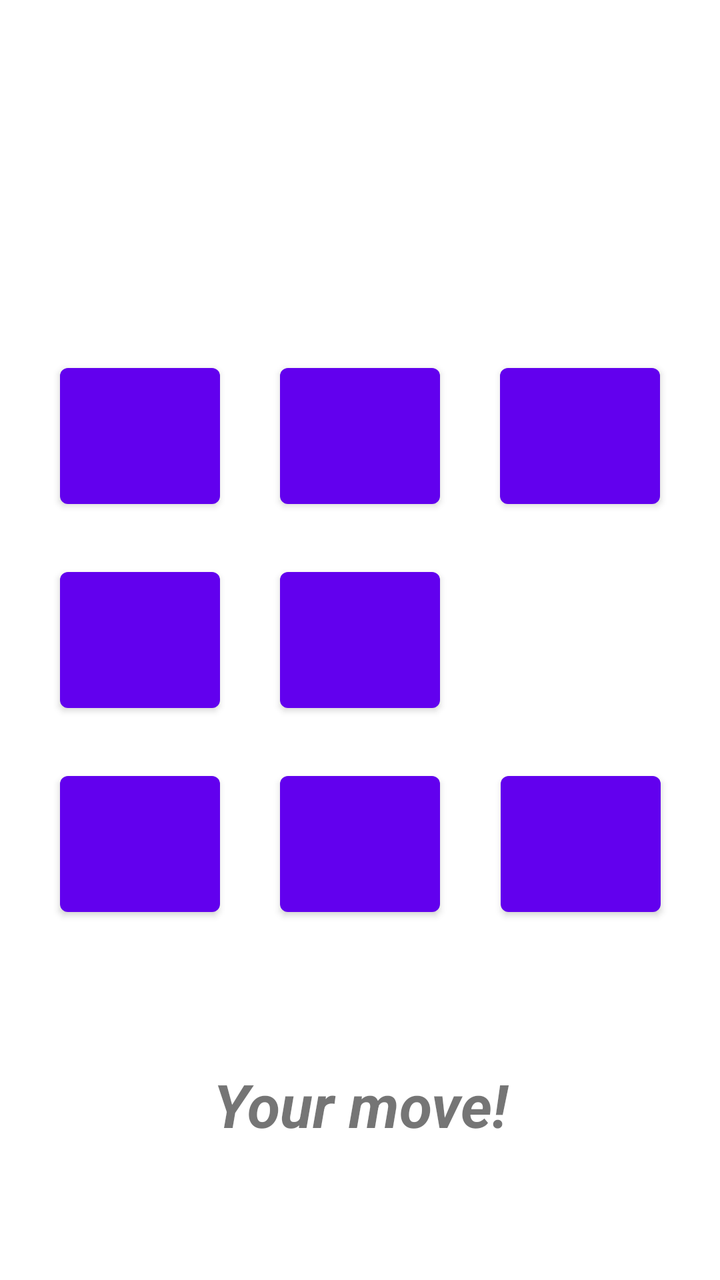
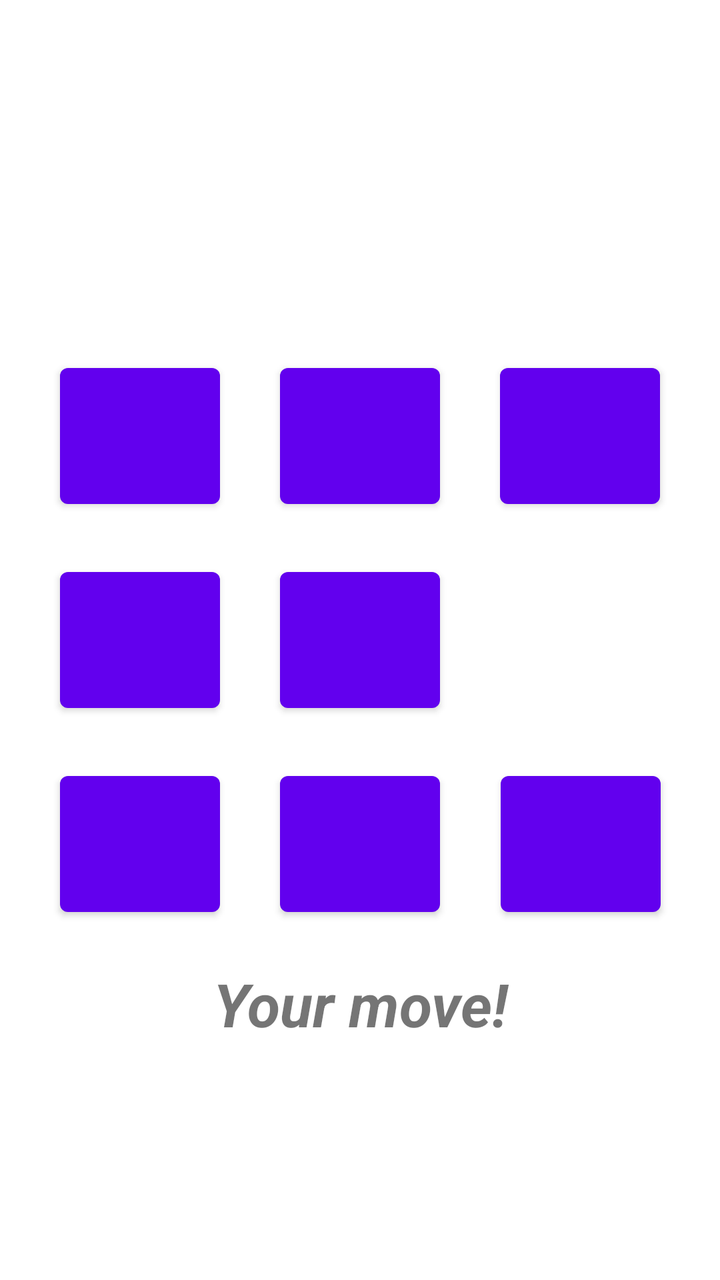

An Android layout rendered at two revisions. The XML below is the earlier revision; the diff shows what the commit changed to produce the second picture.
<!-- AndroidManifest.xml: application theme Theme.Tictactoe -->
<!-- res/layout/activity_game_3x3.xml -->
<?xml version="1.0" encoding="utf-8"?>
<androidx.constraintlayout.widget.ConstraintLayout xmlns:android="http://schemas.android.com/apk/res/android"

    xmlns:app="http://schemas.android.com/apk/res-auto"
    xmlns:tools="http://schemas.android.com/tools"
    android:layout_width="match_parent"
    android:layout_height="match_parent"
    tools:context=".Game_3x3">

    <TextView
        android:id="@+id/playerTopView"
        android:layout_width="197dp"
        android:layout_height="38dp"
        android:rotation="180"
        android:text="Your move!"
        android:textAlignment="center"
        android:textSize="30sp"
        android:textStyle="bold|italic"
        android:visibility="invisible"
        app:layout_constraintBottom_toTopOf="@+id/button2"
        app:layout_constraintEnd_toEndOf="parent"
        app:layout_constraintStart_toStartOf="parent"
        app:layout_constraintTop_toTopOf="parent"
        app:layout_constraintVertical_bias="0.563" />

    <Button
        android:id="@+id/button5"
        android:layout_width="@dimen/box_size"
        android:layout_height="@dimen/box_size"
        android:textSize="24sp"
        app:layout_constraintBottom_toBottomOf="parent"
        app:layout_constraintEnd_toEndOf="parent"
        app:layout_constraintStart_toStartOf="parent"
        app:layout_constraintTop_toTopOf="parent" />

    <Button
        android:id="@+id/button4"
        android:layout_width="@dimen/box_size"
        android:layout_height="@dimen/box_size"
        android:textSize="24sp"
        app:layout_constraintBottom_toBottomOf="parent"
        app:layout_constraintEnd_toStartOf="@+id/button5"
        app:layout_constraintStart_toStartOf="parent"
        app:layout_constraintTop_toTopOf="parent" />

    <Button
        android:id="@+id/button6"
        android:layout_width="@dimen/box_size"
        android:layout_height="@dimen/box_size"
        android:textSize="24sp"
        app:layout_constraintBottom_toBottomOf="parent"
        app:layout_constraintEnd_toStartOf="parent"
        app:layout_constraintStart_toStartOf="@+id/button5"
        app:layout_constraintTop_toTopOf="parent" />

    <Button
        android:id="@+id/button2"
        android:layout_width="@dimen/box_size"
        android:layout_height="@dimen/box_size"
        android:textSize="24sp"
        app:layout_constraintBottom_toTopOf="@+id/button5"
        app:layout_constraintEnd_toEndOf="parent"
        app:layout_constraintStart_toStartOf="parent"
        app:layout_constraintTop_toTopOf="parent"
        app:layout_constraintVertical_bias="0.89" />

    <Button
        android:id="@+id/button1"
        android:layout_width="@dimen/box_size"
        android:layout_height="@dimen/box_size"
        android:textSize="24sp"
        app:layout_constraintBottom_toTopOf="@+id/button4"
        app:layout_constraintEnd_toStartOf="@+id/button2"
        app:layout_constraintStart_toStartOf="parent"
        app:layout_constraintTop_toTopOf="parent"
        app:layout_constraintVertical_bias="0.89" />

    <Button
        android:id="@+id/button3"
        android:layout_width="@dimen/box_size"
        android:layout_height="@dimen/box_size"
        android:textSize="24sp"
        app:layout_constraintBottom_toTopOf="@+id/button6"
        app:layout_constraintEnd_toEndOf="parent"
        app:layout_constraintStart_toEndOf="@+id/button2"
        app:layout_constraintTop_toTopOf="parent"
        app:layout_constraintVertical_bias="0.89" />

    <Button
        android:id="@+id/button8"
        android:layout_width="@dimen/box_size"
        android:layout_height="@dimen/box_size"
        android:textSize="24sp"
        app:layout_constraintBottom_toBottomOf="parent"
        app:layout_constraintEnd_toEndOf="parent"
        app:layout_constraintStart_toStartOf="parent"
        app:layout_constraintTop_toBottomOf="@+id/button5"
        app:layout_constraintVertical_bias="0.11" />

    <Button
        android:id="@+id/button7"
        android:layout_width="@dimen/box_size"
        android:layout_height="@dimen/box_size"
        android:textSize="24sp"
        app:layout_constraintBottom_toBottomOf="parent"
        app:layout_constraintEnd_toStartOf="@+id/button8"
        app:layout_constraintStart_toStartOf="parent"
        app:layout_constraintTop_toBottomOf="@+id/button4"
        app:layout_constraintVertical_bias="0.11" />

    <Button
        android:id="@+id/button9"
        android:layout_width="@dimen/box_size"
        android:layout_height="@dimen/box_size"
        android:textSize="24sp"
        app:layout_constraintBottom_toBottomOf="parent"
        app:layout_constraintEnd_toEndOf="parent"
        app:layout_constraintHorizontal_bias="0.505"
        app:layout_constraintStart_toEndOf="@+id/button2"
        app:layout_constraintTop_toBottomOf="@+id/button6"
        app:layout_constraintVertical_bias="0.11" />

    <TextView
        android:id="@+id/playerBottomView"
        android:layout_width="197dp"
        android:layout_height="38dp"
        android:text="Your move!"
        android:textAlignment="center"
        android:textSize="30sp"
        android:textStyle="bold|italic"
        app:layout_constraintBottom_toBottomOf="parent"
        app:layout_constraintEnd_toEndOf="parent"
        app:layout_constraintStart_toStartOf="parent"
        app:layout_constraintTop_toBottomOf="@+id/button8" />

</androidx.constraintlayout.widget.ConstraintLayout>
<!-- resources referenced by this layout -->
<resources>
  <dimen name="box_size">80dp</dimen>
  <style name="Theme.Tictactoe" parent="Theme.MaterialComponents.DayNight.DarkActionBar">
          
          <item name="colorPrimary">@color/purple_500</item>
          <item name="colorPrimaryVariant">@color/purple_700</item>
          <item name="colorOnPrimary">@color/white</item>
          
          <item name="colorSecondary">@color/teal_200</item>
          <item name="colorSecondaryVariant">@color/teal_700</item>
          <item name="colorOnSecondary">@color/black</item>
          
          <item name="android:statusBarColor" tools:targetApi="l">?attr/colorPrimaryVariant</item>
          
      </style>
  <color name="purple_500">#FF6200EE</color>
  <color name="purple_700">#FF3700B3</color>
  <color name="white">#FFFFFFFF</color>
  <color name="teal_200">#FF03DAC5</color>
  <color name="teal_700">#FF018786</color>
  <color name="black">#FF000000</color>
</resources>

<!-- the commit's change to res/layout/activity_game_3x3.xml (unified diff, before → after) -->
@@ -17,11 +17,11 @@
         android:textSize="30sp"
         android:textStyle="bold|italic"
         android:visibility="invisible"
-        app:layout_constraintBottom_toTopOf="@+id/button2"
+        app:layout_constraintBottom_toBottomOf="parent"
         app:layout_constraintEnd_toEndOf="parent"
         app:layout_constraintStart_toStartOf="parent"
         app:layout_constraintTop_toTopOf="parent"
-        app:layout_constraintVertical_bias="0.563" />
+        app:layout_constraintVertical_bias="0.2" />
 
     <Button
         android:id="@+id/button5"
@@ -131,6 +131,20 @@
         app:layout_constraintBottom_toBottomOf="parent"
         app:layout_constraintEnd_toEndOf="parent"
         app:layout_constraintStart_toStartOf="parent"
-        app:layout_constraintTop_toBottomOf="@+id/button8" />
+        app:layout_constraintTop_toTopOf="parent"
+        app:layout_constraintVertical_bias="0.8" />
+
+    <Button
+        android:id="@+id/returnToMenu"
+        android:layout_width="wrap_content"
+        android:layout_height="wrap_content"
+        android:onClick="returnToMenuButton"
+        android:text="Return to main menu"
+        android:visibility="invisible"
+        app:layout_constraintBottom_toBottomOf="parent"
+        app:layout_constraintEnd_toEndOf="parent"
+        app:layout_constraintStart_toStartOf="parent"
+        app:layout_constraintTop_toTopOf="parent"
+        app:layout_constraintVertical_bias="0.92" />
 
 </androidx.constraintlayout.widget.ConstraintLayout>
